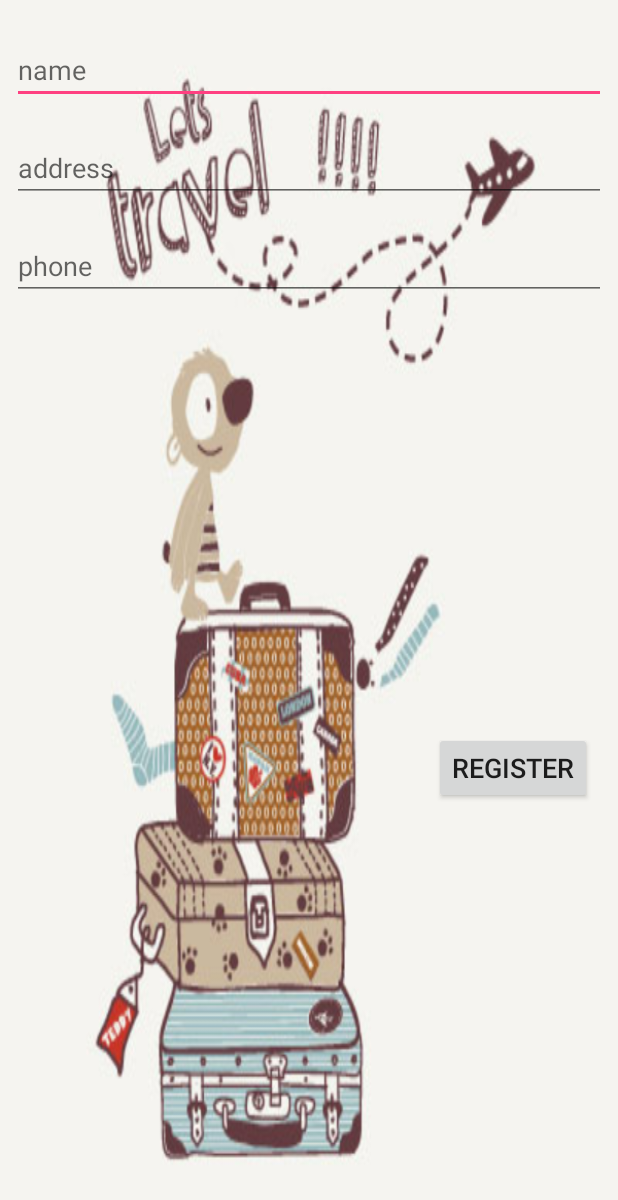
After one commit to inbarkarmy/suitcaseProj, an Android app: the layout activity_register.xml on its own in the app's theme, with its tools: preview values and no code run, on a phone screen of 412 x 824 dp. The commit adds this screen. Shown: the top 1200 px of the screen. Run offline under Robolectric (Android 15) with nearby library versions, the phone set to English and light mode, and no system bars.

Commit message:
added register and tracking activities

```diff
--- a/app/src/main/AndroidManifest.xml
+++ b/app/src/main/AndroidManifest.xml
@@ -12,8 +12,7 @@
         android:roundIcon="@mipmap/ic_launcher_round"
         android:supportsRtl="true"
         android:theme="@style/AppTheme">
-        <activity android:name=".MainActivity">
-        </activity>
+        <activity android:name=".MainActivity" />
         <activity
             android:name=".AuthenticatorActivity"
             android:label="@string/title_activity_authenticator"
@@ -24,6 +23,8 @@
                 <category android:name="android.intent.category.LAUNCHER" />
             </intent-filter>
         </activity>
+        <activity android:name=".Register" />
+        <activity android:name=".Tracking"></activity>
     </application>
 
 </manifest>
--- /dev/null
+++ b/app/src/main/res/layout/activity_register.xml
@@ -0,0 +1,95 @@
+<?xml version="1.0" encoding="utf-8"?>
+<android.support.constraint.ConstraintLayout
+    xmlns:android="http://schemas.android.com/apk/res/android"
+    xmlns:app="http://schemas.android.com/apk/res-auto"
+    xmlns:tools="http://schemas.android.com/tools"
+    android:layout_width="match_parent"
+    android:layout_height="match_parent"
+    android:background="@drawable/background3"
+    tools:context=".Register"
+    tools:layout_editor_absoluteY="81dp">
+
+    <EditText
+        android:id="@+id/username"
+        android:layout_width="match_parent"
+        android:layout_height="wrap_content"
+        android:layout_alignParentStart="true"
+        android:layout_alignParentTop="true"
+        android:layout_marginEnd="8dp"
+        android:layout_marginStart="8dp"
+        android:layout_marginTop="24dp"
+        android:ems="10"
+        android:hint="name"
+        android:inputType="textPersonName"
+        app:layout_constraintEnd_toEndOf="parent"
+        app:layout_constraintStart_toStartOf="parent"
+        app:layout_constraintTop_toTopOf="parent" />
+
+    <EditText
+        android:id="@+id/address"
+        android:layout_width="match_parent"
+        android:layout_height="wrap_content"
+        android:layout_alignParentStart="true"
+        android:layout_alignParentTop="true"
+        android:layout_marginEnd="8dp"
+        android:layout_marginStart="8dp"
+        android:layout_marginTop="20dp"
+        android:ems="10"
+        android:hint="address"
+        android:inputType="textPersonName"
+        app:layout_constraintEnd_toEndOf="parent"
+        app:layout_constraintStart_toStartOf="parent"
+        app:layout_constraintTop_toBottomOf="@+id/username" />
+
+    <EditText
+        android:id="@+id/phone"
+        android:layout_width="match_parent"
+        android:layout_height="wrap_content"
+        android:layout_alignParentStart="true"
+        android:layout_alignParentTop="true"
+        android:layout_marginEnd="8dp"
+        android:layout_marginStart="8dp"
+        android:layout_marginTop="20dp"
+        android:ems="10"
+        android:hint="phone"
+        android:inputType="phone"
+        app:layout_constraintEnd_toEndOf="parent"
+        app:layout_constraintStart_toStartOf="parent"
+        app:layout_constraintTop_toBottomOf="@+id/address" />
+
+    <Button
+        android:id="@+id/registerBtn"
+        android:layout_width="wrap_content"
+        android:layout_height="wrap_content"
+        android:layout_alignParentBottom="true"
+        android:layout_centerHorizontal="true"
+        android:layout_marginBottom="8dp"
+        android:layout_marginEnd="8dp"
+        android:layout_marginStart="8dp"
+        android:layout_marginTop="8dp"
+        android:text="Register"
+        android:textSize="18sp"
+        app:layout_constraintBottom_toBottomOf="parent"
+        app:layout_constraintEnd_toEndOf="parent"
+        app:layout_constraintHorizontal_bias="0.969"
+        app:layout_constraintStart_toStartOf="parent"
+        app:layout_constraintTop_toBottomOf="@+id/phone" />
+
+    <TextView
+        android:id="@+id/warning"
+        android:layout_width="wrap_content"
+        android:layout_height="wrap_content"
+        android:layout_marginBottom="16dp"
+        android:layout_marginEnd="8dp"
+        android:layout_marginLeft="8dp"
+        android:layout_marginRight="8dp"
+        android:layout_marginStart="8dp"
+        android:textAlignment="center"
+        android:textColor="#F00"
+        android:textSize="22dp"
+        app:layout_constraintBottom_toBottomOf="parent"
+        app:layout_constraintEnd_toEndOf="parent"
+        app:layout_constraintHorizontal_bias="0.501"
+        app:layout_constraintStart_toStartOf="parent" />
+
+</android.support.constraint.ConstraintLayout>
--- a/app/src/main/res/raw/awsconfiguration.json
+++ b/app/src/main/res/raw/awsconfiguration.json
@@ -11,6 +11,11 @@
   },
   "IdentityManager": {
     "Default": {}
+  },
+  "DynamoDBObjectMapper": {
+    "Default": {
+      "Region": "us-east-1"
+    }
   },
   "PinpointAnalytics": {
     "Default": {
```
Also changed, not shown: app/build.gradle (+7 -2 lines), app/src/main/java/com/example/inbar/suitcaseapp/MainActivity.java (+53 -2 lines), app/src/main/java/com/example/inbar/suitcaseapp/Register.java (added, +138 -0 lines), app/src/main/java/com/example/inbar/suitcaseapp/StationsDO.java (added, +47 -0 lines), app/src/main/java/com/example/inbar/suitcaseapp/SuitcaseDO.java (added, +47 -0 lines), app/src/main/java/com/example/inbar/suitcaseapp/Tracking.java (added, +179 -0 lines), app/src/main/java/com/example/inbar/suitcaseapp/UsersDO.java (added, +65 -0 lines), app/src/main/res/layout/activity_tracking.xml (added, +54 -0 lines), app/src/main/res/drawable/background3.jpg (added).
